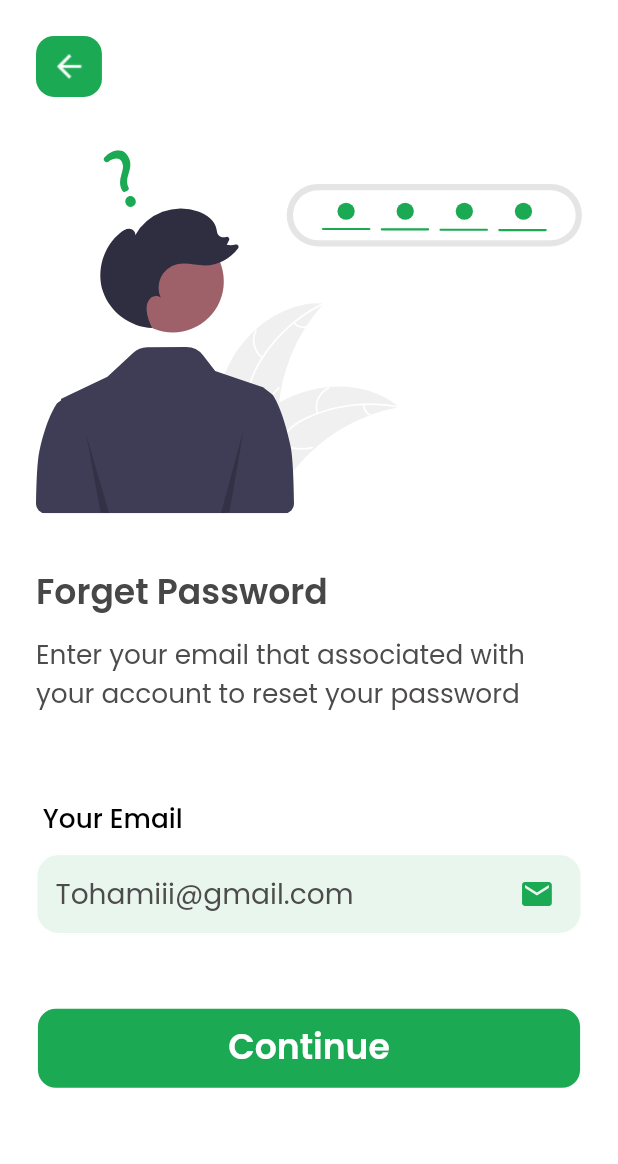
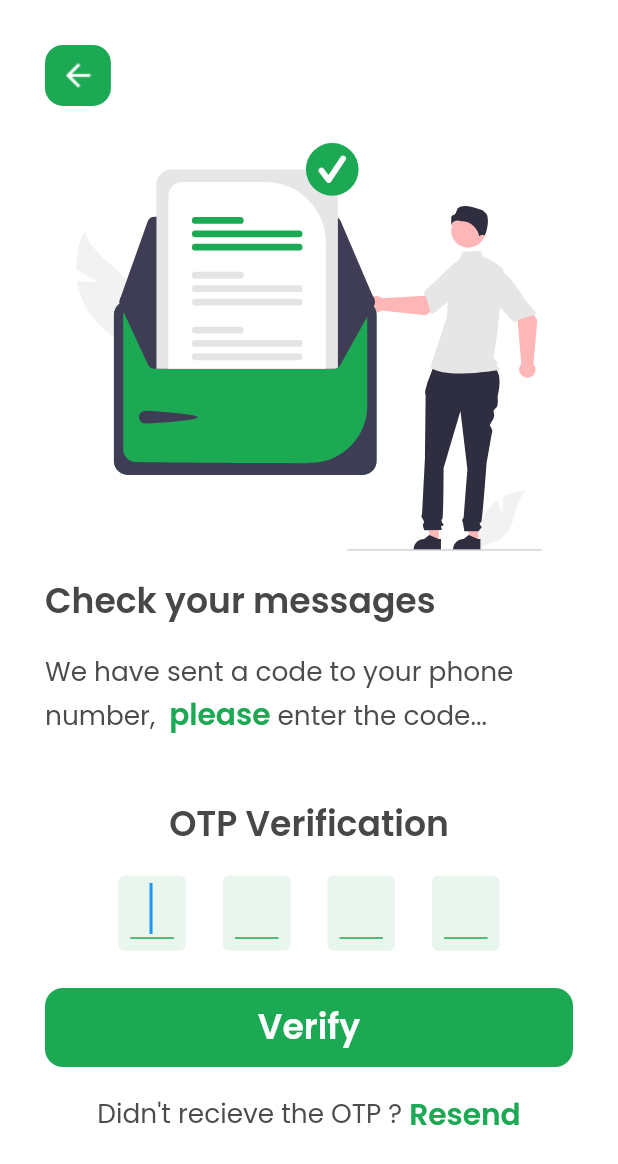
Before and after one commit to eman-khaled-fci/Graduation, a Flutter app: the ForgetPasswordScreen screen opened by its route, after a tap on "Continue", on a phone screen of 412 x 824 dp. Shown: the top 1164 px of the screen. Run offline on Flutter 3.47's test engine with Material 2 defaults, Android fonts, the phone set to English and light mode, and no system bars; our stand-ins replace flutter_svg.

Commit message:
16 commit

```diff
--- a/lib/components/forget_password.dart
+++ b/lib/components/forget_password.dart
@@ -1,4 +1,5 @@
 import 'package:flutter/material.dart';
+import 'package:graduation/screens/otp/otp_screen.dart';
 
 import '../constants.dart';
 import '../screens/sign_in/sign_in_screen.dart';
@@ -16,7 +17,7 @@ class ForgetPassword extends StatelessWidget {
       children: [
         Text("Forget The Password ? ",style: LightModeSmallTextStyle),
         GestureDetector(
-            onTap:() => Navigator.pushNamed(context, SignInScreen.routeName),
+            onTap:() => Navigator.pushNamed(context, OtpScreen.routeName),
             child:
             Text("Reset Now",style: LogInTextStyle,)),
 
--- a/lib/components/recieve_otp.dart
+++ b/lib/components/recieve_otp.dart
@@ -15,7 +15,7 @@ class RecieveOtp extends StatelessWidget {
       children: [
         Text("Didn't recieve the OTP ? ",style: LightModeSmallTextStyle),
         GestureDetector(
-            onTap:() => Navigator.pushNamed(context, SignInScreen.routeName),
+            onTap:() {},
             child:
             Text("Resend",style: LogInTextStyle,)),
 
--- a/lib/screens/complete_profile/components/body.dart
+++ b/lib/screens/complete_profile/components/body.dart
@@ -25,7 +25,10 @@ class Body extends StatelessWidget {
       GenderForm(),
       SizedBox(height: SizeConfig.screenHeight*0.08,),
       Container(
-        child: DefaultButton(text: "Register",press: (){},),alignment: Alignment.bottomCenter,),
+        child: DefaultButton(text: "Register",press: (){
+
+
+        },),alignment: Alignment.bottomCenter,),
       SizedBox(height: SizeConfig.screenHeight*0.03),
       AlreadyHaveAccount(),
 
--- a/lib/screens/forget_password/components/body.dart
+++ b/lib/screens/forget_password/components/body.dart
@@ -2,6 +2,7 @@ import 'package:flutter/material.dart';
 import 'package:graduation/components/default_button.dart';
 import 'package:graduation/components/top_bar.dart';
 import 'package:flutter_svg/flutter_svg.dart';
+import 'package:graduation/screens/otp/otp_screen.dart';
 
 import '../../../components/custom_suffix_icon.dart';
 import '../../../constants.dart';
@@ -53,7 +54,10 @@ class Body extends StatelessWidget {
                 SizedBox(height: SizeConfig.screenHeight*0.06,),
 
                 Container(
-                  child: DefaultButton(text: "Continue",press: (){},),
+                  child: DefaultButton(text: "Continue",press: (){
+                    Navigator.pushNamed(context, OtpScreen.routeName);
+
+                  },),
                 )]
             ),),),),
     );
--- a/lib/screens/otp/components/body.dart
+++ b/lib/screens/otp/components/body.dart
@@ -4,6 +4,7 @@ import 'package:graduation/components/recieve_otp.dart';
 import 'package:graduation/components/top_bar.dart';
 import 'package:flutter_svg/flutter_svg.dart';
 import 'package:graduation/constants.dart';
+import 'package:graduation/screens/create_new_password/create_new_password_screen.dart';
 import 'package:graduation/screens/otp/components/otp_form.dart';
 import 'package:graduation/size_config.dart';
 
@@ -49,7 +50,12 @@ class Body extends StatelessWidget {
           SizedBox(height: SizeConfig.screenHeight*0.02),
           OtpForm(),
           SizedBox(height: SizeConfig.screenHeight*0.03),
-          DefaultButton(text: "Verify",press: (){},),
+          DefaultButton(text: "Verify",press: (){
+
+            //execute some function
+            //go to create new password
+            Navigator.pushNamed(context, CreateNewPasswordScreen.routeName);
+          },),
           SizedBox(height: SizeConfig.screenHeight*0.02),
           RecieveOtp(),
 
--- a/lib/screens/sign_in/components/body.dart
+++ b/lib/screens/sign_in/components/body.dart
@@ -4,6 +4,7 @@ import 'package:graduation/components/forget_password.dart';
 import 'package:graduation/components/top_bar.dart';
 import 'package:flutter_svg/flutter_svg.dart';
 import 'package:graduation/constants.dart';
+import 'package:graduation/screens/forget_password/forget_password_screen.dart';
 import 'package:graduation/screens/sign_in/components/sign_in_form.dart';
 import 'package:graduation/screens/sign_in/sign_in_screen.dart';
 import 'package:graduation/screens/sign_up/components/sign_up_form.dart';
@@ -29,7 +30,10 @@ class Body extends StatelessWidget {
              // SizedBox(height: SizeConfig.screenHeight*0.01),
               SignInForm(),
               SizedBox(height: SizeConfig.screenHeight*0.05),
-              DefaultButton(text: "Log in",press: (){},),
+              DefaultButton(text: "Log in",press: (){
+                Navigator.pushNamed(context, ForgetPasswordScreen.routeName);
+
+              },),
               SizedBox(height: SizeConfig.screenHeight*0.02),
               ForgetPassword(),
 
--- a/lib/screens/sign_up/components/body.dart
+++ b/lib/screens/sign_up/components/body.dart
@@ -2,6 +2,7 @@ import 'package:flutter/material.dart';
 import 'package:graduation/components/already_have_account.dart';
 import 'package:graduation/components/default_button.dart';
 import 'package:graduation/components/top_bar.dart';
+import 'package:graduation/screens/complete_profile/complete_profile_screen.dart';
 import 'package:graduation/screens/sign_up/components/sign_up_form.dart';
 import 'package:graduation/size_config.dart';
 
@@ -27,7 +28,11 @@ class Body extends StatelessWidget {
                SizedBox(height: SizeConfig.screenHeight*0.04,),
                 SignUpForm(),
 
-                DefaultButton(text: "Continue",press: (){},),
+                DefaultButton(text: "Continue",press: (){
+
+                  Navigator.pushNamed(context, CompleteProfileScreen.routeName);
+
+                },),
                 SizedBox(height: SizeConfig.screenHeight*0.01,),
                 AlreadyHaveAccount(),
 
```
